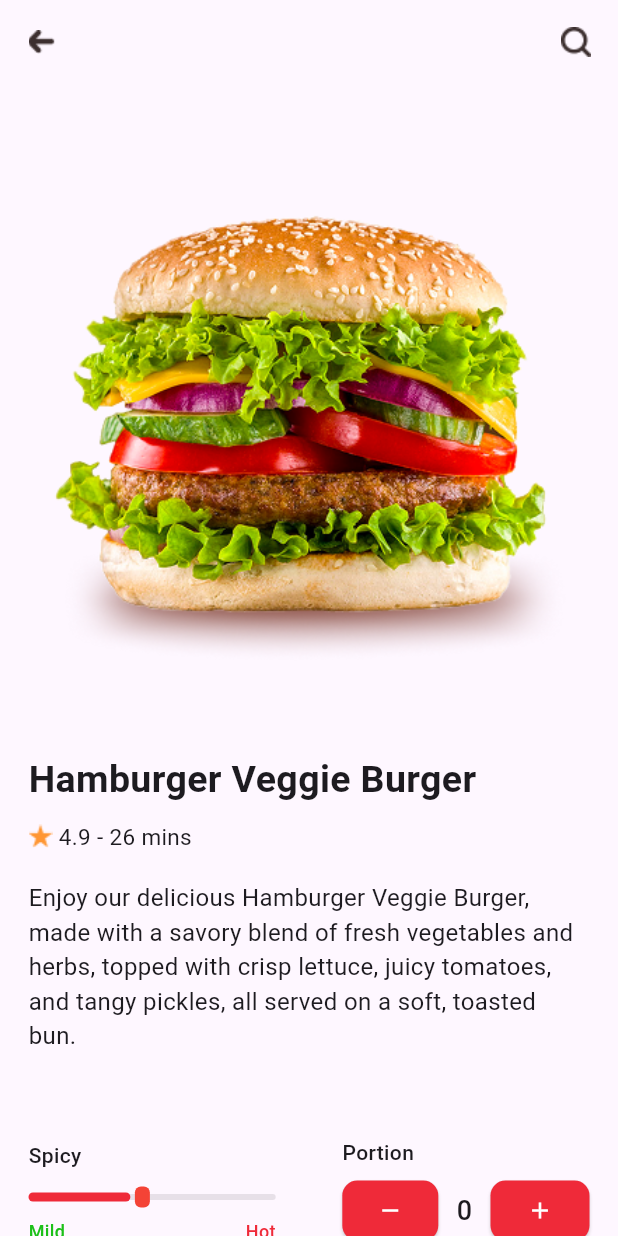
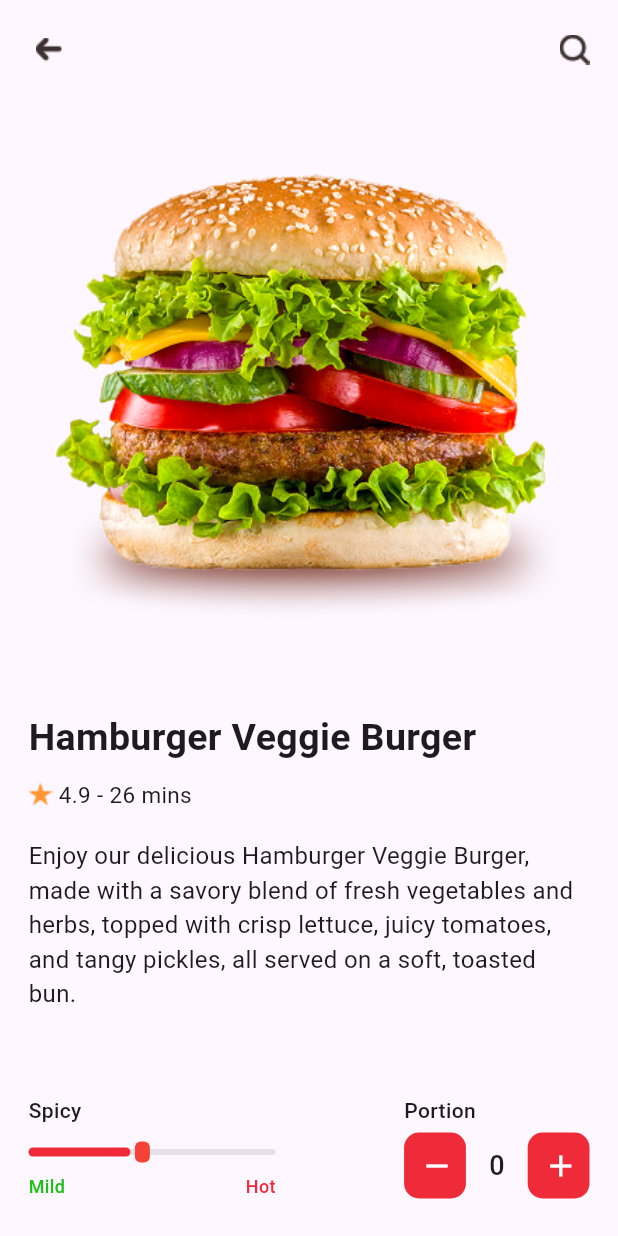
Before and after one commit to shohagahmmed99/Assignments, a Flutter app: the screen it shows after launch, on a phone screen of 412 x 824 dp. Run offline on Flutter 3.47's test engine with Material 3 defaults, Android fonts, the phone set to English and light mode, and no system bars; our stand-ins replace flutter_riverpod.

Commit message:
update alignment and change the appbar

```diff
--- a/lib/shop.dart
+++ b/lib/shop.dart
@@ -1,5 +1,3 @@
-import 'dart:developer';
-
 import 'package:flutter/material.dart';
 import 'package:flutter_riverpod/flutter_riverpod.dart';
 import 'package:gshop/provider/provider.dart' show updateProvider;
@@ -12,29 +10,35 @@ class Shop extends ConsumerStatefulWidget {
 }
 
 class _ShopState extends ConsumerState<Shop> {
-  int update = 5;
-  var val = 0.7;
   @override
   Widget build(BuildContext context) {
     final state = ref.watch(updateProvider);
     final notifier = ref.read(updateProvider.notifier);
     final width = MediaQuery.of(context).size.width;
     return Scaffold(
-      appBar: AppBar(
-        actionsPadding: EdgeInsets.symmetric(horizontal: 18),
+      /* appBar: AppBar(
+        actionsPadding: EdgeInsets.symmetric(horizontal: 19),
         leading: Image.asset("assets/images/bckbtn.png", height: 28, width: 28),
         actions: [
           // Icon(Icons.search, weight: 10, size: 25, color: Colors.black)
           Image.asset("assets/images/search.png", height: 20, width: 20),
         ],
-      ),
-      body: SingleChildScrollView(
+      ), */
+      body: SafeArea(
+        child: SingleChildScrollView(
           child: Padding(
             padding: EdgeInsetsGeometry.all(19),
             child: Column(
               mainAxisAlignment: MainAxisAlignment.start,
               crossAxisAlignment: CrossAxisAlignment.start,
               children: [
+                Row(
+                  mainAxisAlignment: MainAxisAlignment.spaceBetween,
+                  children: [
+                    Image.asset("assets/images/bckbtn.png", height: 28, width: 28),
+                    Image.asset("assets/images/search.png", height: 20, width: 20),
+                  ],
+                ),
                 Padding(
                   padding: const EdgeInsets.all(11.0),
                   child: Center(child: Image.asset("assets/images/burgerr.png", height: 370, width: 370)),
@@ -101,7 +105,7 @@ class _ShopState extends ConsumerState<Shop> {
                       ),
                     ),
                     SizedBox(
-                    width: width * 0.4,
+                      width: width * 0.3,
                       child: Column(
                         mainAxisSize: MainAxisSize.min,
                         crossAxisAlignment: CrossAxisAlignment.start,
@@ -114,7 +118,7 @@ class _ShopState extends ConsumerState<Shop> {
                               mainAxisSize: MainAxisSize.min,
                               mainAxisAlignment: MainAxisAlignment.spaceBetween,
                               children: [
-                              ElevatedButton(
+                                /*   ElevatedButton(
                                   onPressed: () {
                                     log(width.toString());
                                     ref.read(updateProvider.notifier).action("Janina");
@@ -127,11 +131,28 @@ class _ShopState extends ConsumerState<Shop> {
                                   ),
                                   child: Icon(Icons.remove, color: Colors.white, weight: 10),
                                 ),
+                                 */
+                                InkWell(
+                                  onTap: () {
+                                    notifier.action("Faaaaaaaaaaaaaaaaaaaaaaaaaaaaaaaaaaaahhhhhhhhhhhh");
+                                  },
+                                  child: Container(
+                                    width: width * 0.1,
+                                    decoration: BoxDecoration(
+                                      borderRadius: BorderRadius.circular(10),
+                                      color: Color(0xFFEF2A39),
+                                    ),
+                                    child: Padding(
+                                      padding: const EdgeInsets.all(10.0),
+                                      child: Icon(Icons.remove, color: Colors.white, weight: 10),
+                                    ),
+                                  ),
+                                ),
                                 Text(
                                   ref.watch(updateProvider).update.toString(),
                                   style: TextStyle(fontWeight: FontWeight.w500, fontSize: 18),
                                 ),
-                              ElevatedButton(
+                                /*    ElevatedButton(
                                   onPressed: () {
                                     ref.read(updateProvider.notifier).action("Increase");
                                   },
@@ -142,6 +163,23 @@ class _ShopState extends ConsumerState<Shop> {
                                   ),
                                   child: Center(child: Icon(Icons.add, color: Colors.white, weight: 10)),
                                 ),
+                               */
+                                InkWell(
+                                  onTap: () {
+                                    notifier.action("Increase");
+                                  },
+                                  child: Container(
+                                    width: width * 0.1,
+                                    decoration: BoxDecoration(
+                                      borderRadius: BorderRadius.circular(10),
+                                      color: Color(0xFFEF2A39),
+                                    ),
+                                    child: Padding(
+                                      padding: const EdgeInsets.all(10.0),
+                                      child: Icon(Icons.add, color: Colors.white, weight: 10),
+                                    ),
+                                  ),
+                                ),
                               ],
                             ),
                           ),
@@ -150,12 +188,12 @@ class _ShopState extends ConsumerState<Shop> {
                     ),
                   ],
                 ),
-              SizedBox(height: 76),
+                SizedBox(height: 73),
                 Row(
                   mainAxisAlignment: MainAxisAlignment.spaceBetween,
                   children: [
                     Container(
-                    width: width * 0.19,
+                      width: width * 0.3,
                       decoration: BoxDecoration(borderRadius: BorderRadius.circular(20), color: Color(0xFFEF2A39)),
                       child: Padding(
                         padding: EdgeInsetsGeometry.symmetric(horizontal: 24, vertical: 20),
@@ -173,28 +211,12 @@ class _ShopState extends ConsumerState<Shop> {
                         showDialog(
                           context: context,
                           builder: (_) {
-                          return Dialog(
-                            shape: RoundedRectangleBorder(borderRadius: BorderRadius.circular(10)),
-                            child: Padding(
-                              padding: EdgeInsets.all(20),
-                              child: Column(
-                                mainAxisSize: MainAxisSize.min,
-                                children: [
-                                  Image.asset("assets/images/succcess_msg.png", height: 106, width: 154),
-                                  SizedBox(height: 15),
-                                  Text(
-                                    " Order placed successfully!",
-                                    style: TextStyle(fontWeight: FontWeight.w600, fontSize: 14),
-                                  ),
-                                ],
-                              ),
-                            ),
-                          );
+                            return CustomDialog();
                           },
                         );
                       },
                       child: Container(
-                      width: width * 0.7,
+                        width: width * 0.55,
                         decoration: BoxDecoration(borderRadius: BorderRadius.circular(20), color: Color(0xFF3C2F2F)),
                         child: Padding(
                           padding: EdgeInsetsGeometry.symmetric(horizontal: width * 0.13, vertical: 23),
@@ -211,6 +233,7 @@ class _ShopState extends ConsumerState<Shop> {
                 ),
                 SizedBox(height: 34),
               ],
+            ),
           ),
         ),
       ),
@@ -246,3 +269,25 @@ class RRectThumbShape extends SliderComponentShape {
     canvas.drawRRect(rRect, paint);
   }
 }
+
+class CustomDialog extends StatelessWidget {
+  const CustomDialog({super.key});
+
+  @override
+  Widget build(BuildContext context) {
+    return Dialog(
+      shape: RoundedRectangleBorder(borderRadius: BorderRadius.circular(10)),
+      child: Padding(
+        padding: EdgeInsets.all(20),
+        child: Column(
+          mainAxisSize: MainAxisSize.min,
+          children: [
+            Image.asset("assets/images/succcess_msg.png", height: 106, width: 154),
+            SizedBox(height: 15),
+            Text(" Order placed successfully!", style: TextStyle(fontWeight: FontWeight.w600, fontSize: 14)),
+          ],
+        ),
+      ),
+    );
+  }
+}
```
Lines whose indentation alone changed are shown as unchanged.
